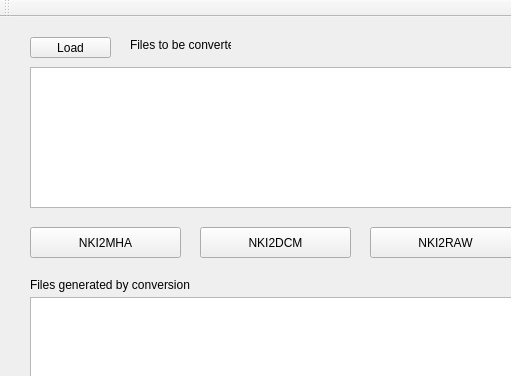
The window that src/plastimatch/standalone/nki2mha_converter.ui (simonoxen/plastimatch) describes before a commit, drawn with Qt 5; both pictures show x 0 to 511 and y 0 to 376 of the 689 by 495 pixel window.
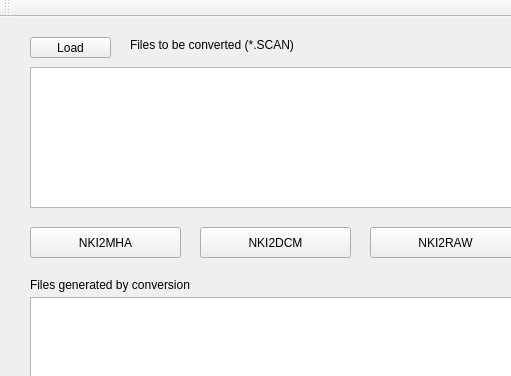
The same window after the commit.

Commit message: [NKI_converter] minor bugs fixed.

Patch:
```diff
--- a/src/plastimatch/standalone/nki2mha_converter.ui
+++ b/src/plastimatch/standalone/nki2mha_converter.ui
@@ -19,12 +19,12 @@
      <rect>
       <x>130</x>
       <y>20</y>
-      <width>101</width>
+      <width>251</width>
       <height>16</height>
      </rect>
     </property>
     <property name="text">
-     <string>Files to be converted</string>
+     <string>Files to be converted (*.SCAN)</string>
     </property>
    </widget>
    <widget class="QPushButton" name="pushButton_OpenRaw">
@@ -78,7 +78,7 @@
      <rect>
       <x>30</x>
       <y>260</y>
-      <width>161</width>
+      <width>281</width>
       <height>16</height>
      </rect>
     </property>
```
The commit also changes 1 other file.
